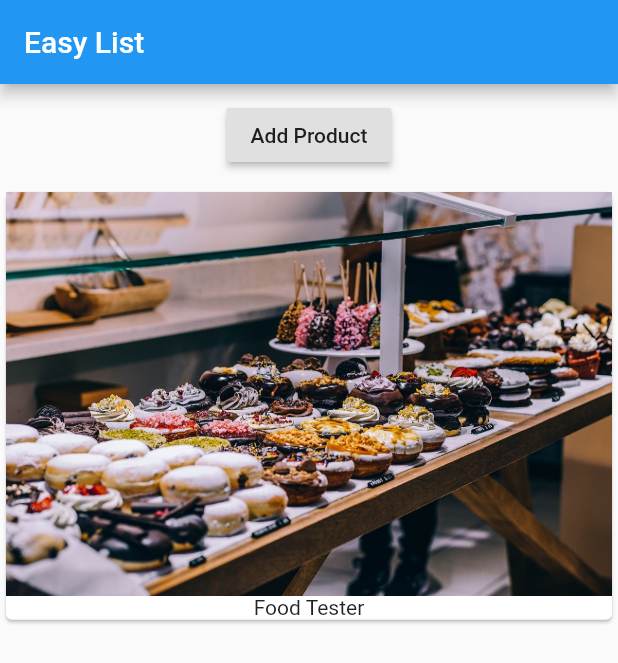
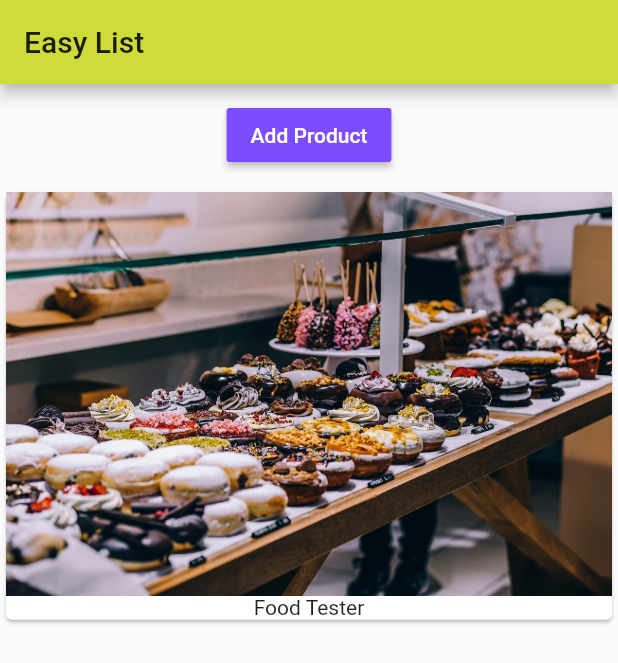
Before and after one commit to andres-gr/flutter-udemy-course, a Flutter app: the screen it shows after launch, on a phone screen of 412 x 824 dp. Shown: the top 663 px of the screen. Run offline on Flutter 3.47's test engine with Material 2 defaults, Android fonts, the phone set to English and light mode, and no system bars.

Commit message:
section 2, lecture 35 complete

```diff
--- a/lib/main.dart
+++ b/lib/main.dart
@@ -8,11 +8,17 @@ class MyApp extends StatelessWidget {
   @override
   Widget build(BuildContext context) {
     return MaterialApp(
+      theme: ThemeData(
+          brightness: Brightness.light,
+          primarySwatch: Colors.lime,
+          accentColor: Colors.deepPurpleAccent),
       home: Scaffold(
         appBar: AppBar(
           title: Text('Easy List'),
         ),
-        body: ProductManager('Food Tester'),
+        body: ProductManager(
+          startProduct: 'Food Tester',
+        ),
       ),
     );
   }
--- a/lib/product_manager.dart
+++ b/lib/product_manager.dart
@@ -5,10 +5,15 @@ import 'products.dart';
 class ProductManager extends StatefulWidget {
   final String startProduct;
 
-  ProductManager(this.startProduct);
+  ProductManager({this.startProduct = 'Sweets Tester'}) {
+    print('[Product Manager Stateful] constructor');
+  }
 
   @override
-  _ProductManagerState createState() => _ProductManagerState();
+  _ProductManagerState createState() {
+    print('[Product Manager Stateful] create state');
+    return _ProductManagerState();
+  }
 }
 
 class _ProductManagerState extends State<ProductManager> {
@@ -16,23 +21,35 @@ class _ProductManagerState extends State<ProductManager> {
 
   @override
   void initState() {
+    print('[Product Manager State] init');
     _products.add(widget.startProduct);
     super.initState();
   }
 
   @override
+  void didUpdateWidget(ProductManager oldWidget) {
+    print('[Product Manager State] did update');
+    super.didUpdateWidget(oldWidget);
+  }
+
+  @override
   Widget build(BuildContext context) {
+    print('[Product Manager State] build');
     return Column(
       children: <Widget>[
         Container(
           margin: EdgeInsets.all(10.0),
           child: RaisedButton(
+            color: Theme.of(context).accentColor,
             onPressed: () {
               setState(() {
                 _products.add('Advanced Food');
               });
             },
-            child: Text('Add Product'),
+            child: Text(
+              'Add Product',
+              style: TextStyle(color: Colors.white),
+            ),
           ),
         ),
         Products(_products),
--- a/lib/products.dart
+++ b/lib/products.dart
@@ -3,10 +3,13 @@ import 'package:flutter/material.dart';
 class Products extends StatelessWidget {
   final List<String> products;
 
-  Products(this.products);
+  Products([this.products = const []]) {
+    print('[Products Stateless] constructor');
+  }
 
   @override
   Widget build(BuildContext context) {
+    print('[Products Stateless] build');
     return Column(
       children: products
           .map(
```
